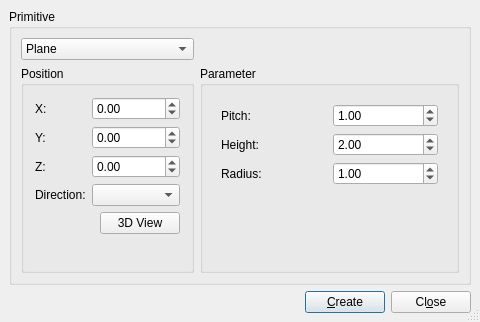
Qt form src/Mod/Part/Gui/DlgPrimitives.ui (berndhahnebach/All_FreeCAD) before a commit.
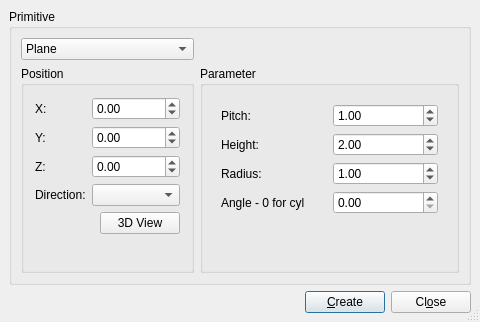
The same form after that commit. The open tabs and pages were chosen to show the change.

Commit message: + allow to set apex angle for conical helices (jmaustpc)

What changed in the file:
```diff
--- a/src/Mod/Part/Gui/DlgPrimitives.ui
+++ b/src/Mod/Part/Gui/DlgPrimitives.ui
@@ -1158,6 +1158,29 @@
                  </property>
                 </widget>
                </item>
+               <item row="3" column="0">
+                <widget class="QLabel" name="label_20">
+                 <property name="text">
+                  <string>Angle - 0 for cyl</string>
+                 </property>
+                </widget>
+               </item>
+               <item row="3" column="1">
+                <widget class="QDoubleSpinBox" name="helixAngle">
+                 <property name="minimum">
+                  <double>0.000000000000000</double>
+                 </property>
+                 <property name="maximum">
+                  <double>89.000000000000000</double>
+                 </property>
+                 <property name="singleStep">
+                  <double>1.000000000000000</double>
+                 </property>
+                 <property name="value">
+                  <double>0.000000000000000</double>
+                 </property>
+                </widget>
+               </item>
               </layout>
              </item>
             </layout>
```
The commit also changes 1 other file.
